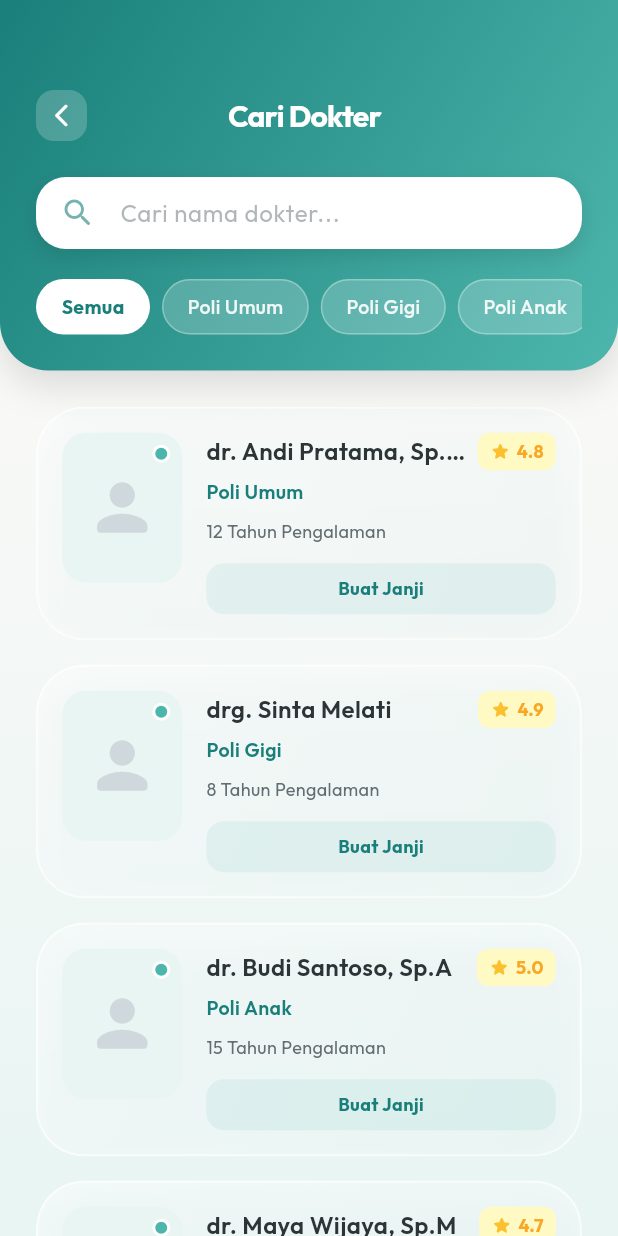
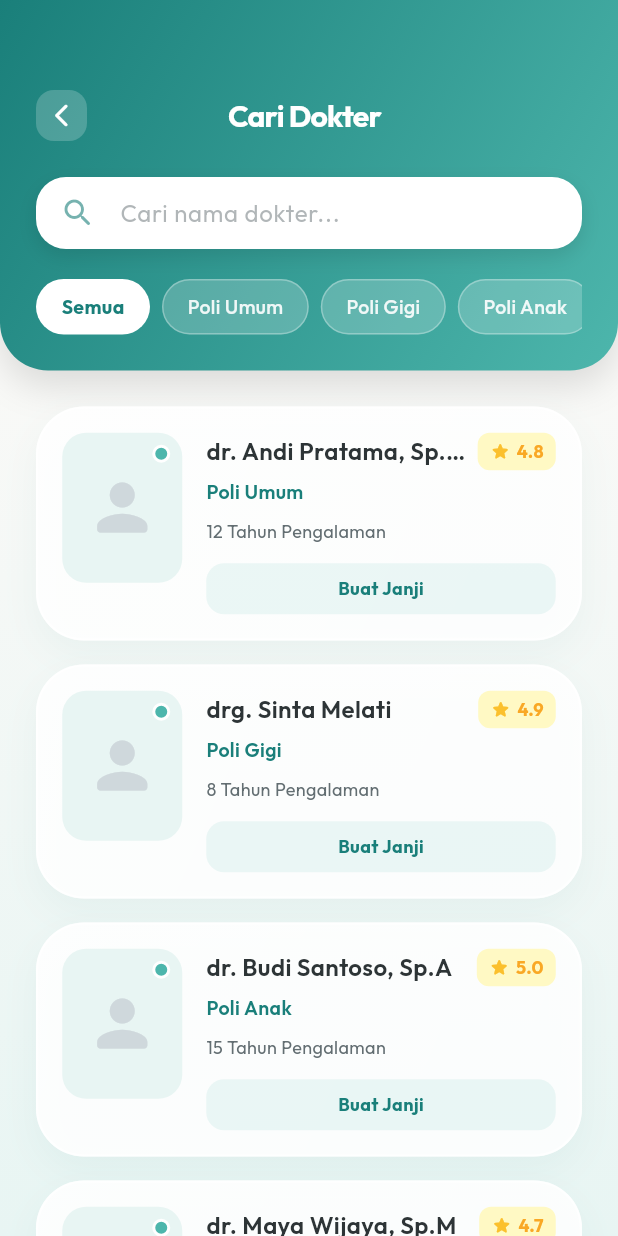
Before and after one commit to yehezkieldio/uas-pemrogramn-aplikasi-bergerak, a Flutter app: the DoctorListPage screen opened directly, on a phone screen of 412 x 824 dp. Run offline on Flutter 3.47's test engine with Material 3 defaults, Android fonts, the phone set to English and light mode, and no system bars; our stand-ins replace google_fonts.

Commit message:
feat: Add design system, glass card component, and initial application pages.

```diff
--- a/lib/components/glass_card.dart
+++ b/lib/components/glass_card.dart
@@ -9,6 +9,10 @@ class GlassCard extends StatelessWidget {
   final List<Color>? gradientColors;
   final BorderRadiusGeometry? borderRadius;
 
+  /// Set to false in scrolling lists to disable expensive BackdropFilter blur.
+  /// This significantly improves scroll performance on Android devices.
+  final bool blurEnabled;
+
   const GlassCard({
     super.key,
     required this.child,
@@ -16,6 +20,7 @@ class GlassCard extends StatelessWidget {
     this.padding = const EdgeInsets.all(20),
     this.gradientColors,
     this.borderRadius,
+    this.blurEnabled = true,
   });
 
   @override
@@ -23,17 +28,12 @@ class GlassCard extends StatelessWidget {
     final effectiveBorderRadius =
         borderRadius ?? BorderRadius.circular(DesignSystem.radiusLarge);
 
-    Widget content = ClipRRect(
-      borderRadius: effectiveBorderRadius,
-      child: BackdropFilter(
-        filter: ImageFilter.blur(sigmaX: 15, sigmaY: 15),
-        child: Container(
-          padding: padding,
-          decoration: BoxDecoration(
-            color: Colors.white.withOpacity(0.6),
+    final containerDecoration = BoxDecoration(
+      // Use higher opacity when blur is disabled for better readability
+      color: Colors.white.withOpacity(blurEnabled ? 0.6 : 0.92),
       borderRadius: effectiveBorderRadius,
       border: Border.all(
-              color: Colors.white.withOpacity(0.6),
+        color: Colors.white.withOpacity(blurEnabled ? 0.6 : 0.8),
         width: 1.5,
       ),
       gradient: gradientColors != null
@@ -42,7 +42,9 @@ class GlassCard extends StatelessWidget {
               begin: Alignment.topLeft,
               end: Alignment.bottomRight,
             )
-                : DesignSystem.glassGradient,
+          : (blurEnabled
+                ? DesignSystem.glassGradient
+                : DesignSystem.solidCardGradient),
       boxShadow: [
         BoxShadow(
           color: DesignSystem.primary.withOpacity(0.05),
@@ -50,11 +52,31 @@ class GlassCard extends StatelessWidget {
           offset: const Offset(0, 10),
         ),
       ],
-          ),
+    );
+
+    Widget content;
+
+    if (blurEnabled) {
+      // Full glass effect with expensive BackdropFilter - use for static elements
+      content = ClipRRect(
+        borderRadius: effectiveBorderRadius,
+        child: BackdropFilter(
+          filter: ImageFilter.blur(sigmaX: 15, sigmaY: 15),
+          child: Container(
+            padding: padding,
+            decoration: containerDecoration,
             child: child,
           ),
         ),
       );
+    } else {
+      // Performant solid card - use in scrolling lists
+      content = Container(
+        padding: padding,
+        decoration: containerDecoration,
+        child: child,
+      );
+    }
 
     if (onTap != null) {
       return GestureDetector(onTap: onTap, child: content);
--- a/lib/design_system.dart
+++ b/lib/design_system.dart
@@ -18,6 +18,13 @@ class DesignSystem {
 
   static LinearGradient glassGradient = LinearGradient(
     colors: [Colors.white.withOpacity(0.8), Colors.white.withOpacity(0.5)],
+    begin: Alignment.topLeft,
+    end: Alignment.bottomRight,
+  );
+
+  /// Solid card gradient for performant list items (no blur)
+  static LinearGradient solidCardGradient = LinearGradient(
+    colors: [Colors.white.withOpacity(0.98), Colors.white.withOpacity(0.95)],
     begin: Alignment.topLeft,
     end: Alignment.bottomRight,
   );
--- a/lib/page/doctor_list_page.dart
+++ b/lib/page/doctor_list_page.dart
@@ -1,3 +1,4 @@
+import 'dart:async';
 import 'package:flutter/material.dart';
 import '../model/doctor.dart';
 import '../model/poli.dart';
@@ -17,8 +18,40 @@ class _DoctorListPageState extends State<DoctorListPage> {
   String _searchQuery = '';
   final TextEditingController _searchController = TextEditingController();
 
-  List<Doctor> get _filteredDoctors {
-    return daftarDokter.where((doctor) {
+  // Debounce timer for search optimization
+  Timer? _debounceTimer;
+
+  // Cached filtered results to avoid recomputation during build
+  List<Doctor> _cachedFilteredDoctors = [];
+
+  @override
+  void initState() {
+    super.initState();
+    _updateFilteredDoctors();
+  }
+
+  /// Updates filtered doctors with debouncing for search queries
+  void _onSearchChanged(String value) {
+    _debounceTimer?.cancel();
+    _debounceTimer = Timer(const Duration(milliseconds: 300), () {
+      setState(() {
+        _searchQuery = value;
+        _updateFilteredDoctors();
+      });
+    });
+  }
+
+  /// Called when filter chip is selected (no debounce needed)
+  void _onPoliFilterChanged(String poli) {
+    setState(() {
+      _selectedPoli = poli;
+      _updateFilteredDoctors();
+    });
+  }
+
+  /// Recomputes filtered doctor list
+  void _updateFilteredDoctors() {
+    _cachedFilteredDoctors = daftarDokter.where((doctor) {
       final matchesPoli =
           _selectedPoli == 'Semua' || doctor.specialty == _selectedPoli;
       final matchesSearch = doctor.name.toLowerCase().contains(
@@ -30,6 +63,7 @@ class _DoctorListPageState extends State<DoctorListPage> {
 
   @override
   void dispose() {
+    _debounceTimer?.cancel();
     _searchController.dispose();
     super.dispose();
   }
@@ -127,11 +161,7 @@ class _DoctorListPageState extends State<DoctorListPage> {
                         style: DesignSystem.bodyMedium.copyWith(
                           color: DesignSystem.textDark,
                         ),
-                        onChanged: (value) {
-                          setState(() {
-                            _searchQuery = value;
-                          });
-                        },
+                        onChanged: _onSearchChanged,
                         decoration: InputDecoration(
                           hintText: 'Cari nama dokter...',
                           hintStyle: DesignSystem.bodyMedium.copyWith(
@@ -148,9 +178,7 @@ class _DoctorListPageState extends State<DoctorListPage> {
                                   color: DesignSystem.textGrey,
                                   onPressed: () {
                                     _searchController.clear();
-                                    setState(() {
-                                      _searchQuery = '';
-                                    });
+                                    _onSearchChanged('');
                                   },
                                 )
                               : null,
@@ -177,14 +205,14 @@ class _DoctorListPageState extends State<DoctorListPage> {
 
               // Doctor List
               Expanded(
-                child: _filteredDoctors.isEmpty
+                child: _cachedFilteredDoctors.isEmpty
                     ? _buildEmptyState()
                     : ListView.builder(
                         padding: const EdgeInsets.all(24),
                         physics: const BouncingScrollPhysics(),
-                        itemCount: _filteredDoctors.length,
+                        itemCount: _cachedFilteredDoctors.length,
                         itemBuilder: (context, index) {
-                          final doctor = _filteredDoctors[index];
+                          final doctor = _cachedFilteredDoctors[index];
                           return RepaintBoundary(
                             key: ValueKey(doctor.id),
                             child: Padding(
@@ -205,11 +233,7 @@ class _DoctorListPageState extends State<DoctorListPage> {
   Widget _buildOrganicFilterChip(String label) {
     final isSelected = _selectedPoli == label;
     return GestureDetector(
-      onTap: () {
-        setState(() {
-          _selectedPoli = label;
-        });
-      },
+      onTap: () => _onPoliFilterChanged(label),
       child: AnimatedContainer(
         duration: const Duration(milliseconds: 200),
         margin: const EdgeInsets.only(right: 8),
@@ -242,6 +266,7 @@ class _DoctorListPageState extends State<DoctorListPage> {
   Widget _buildOrganicDoctorCard(Doctor doctor) {
     return GlassCard(
       padding: EdgeInsets.zero,
+      blurEnabled: false, // Disabled in list for performance
       onTap: () {
         Navigator.push(
           context,
--- a/lib/page/history_page.dart
+++ b/lib/page/history_page.dart
@@ -185,6 +185,7 @@ class _HistoryPageState extends State<HistoryPage>
   Widget _buildOrganicBookingCard(Booking booking, Doctor doctor) {
     return GlassCard(
       padding: EdgeInsets.zero, // Custom padding inside
+      blurEnabled: false, // Disabled in list for performance
       child: Column(
         children: [
           Padding(
```
Also changed, not shown: lib/page/daftar_layanan_page.dart (+7 -3 lines), lib/page/daftar_poli_page.dart (+7 -3 lines), lib/utils/performance_utils.dart (added, +205 -0 lines), 1 other file. Lines whose indentation alone changed are shown as unchanged.
